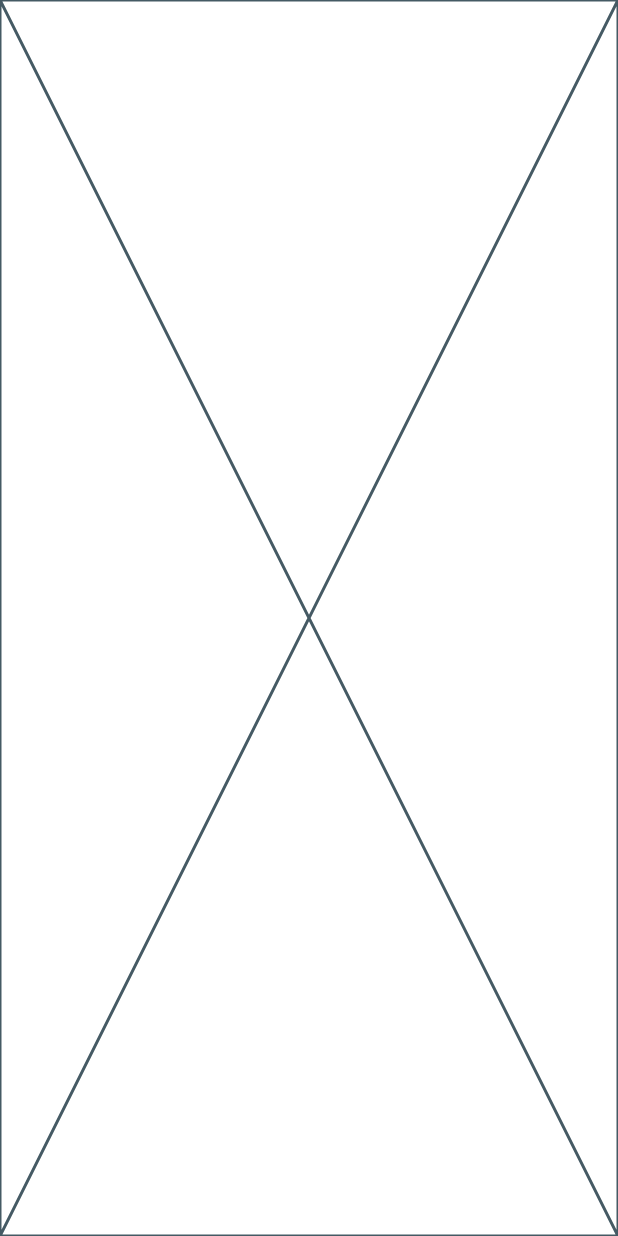
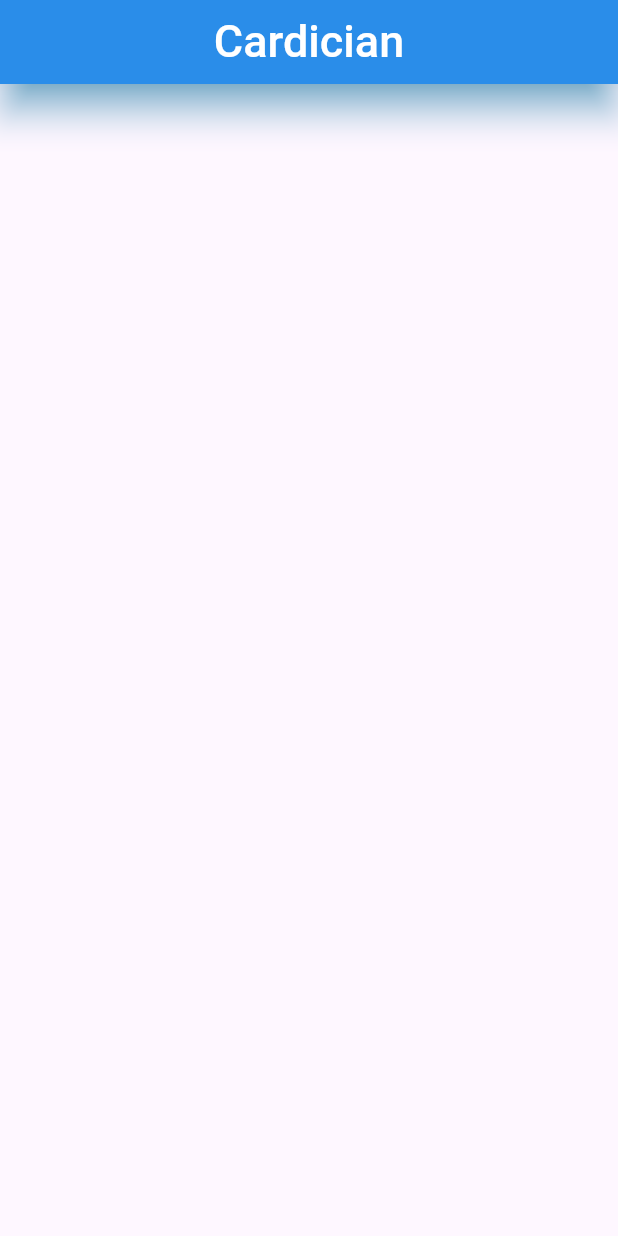
Before and after one commit to santosh50/CardicianApp-v2.0, a Flutter app: the screen it shows after launch, on a phone screen of 412 x 824 dp. Run offline on Flutter 3.47's test engine with Material 3 defaults, Android fonts, the light colour scheme and no system bars; missing offline and left inert: playing_cards.

Commit message:
Add app bar

```diff
--- a/lib/main.dart
+++ b/lib/main.dart
@@ -16,6 +16,4 @@
               '/': (context) => const HomePage(),
             },
           )));
-
-  runApp();
 }
--- a/lib/pages/homepage.dart
+++ b/lib/pages/homepage.dart
@@ -5,6 +5,21 @@
 
   @override
   Widget build(BuildContext context) {
-    return const Placeholder();
+    return Scaffold(
+      appBar: AppBar(
+        title: const Text(
+          'Cardician',
+          style: TextStyle(
+            fontSize: 30,
+            fontWeight: FontWeight.w500,
+            color: Colors.white,
+          ),
+        ),
+        centerTitle: true,
+        backgroundColor: Colors.blue,
+        shadowColor: Colors.lightBlue,
+        elevation: 10,
+      ),
+    );
   }
 }
```
